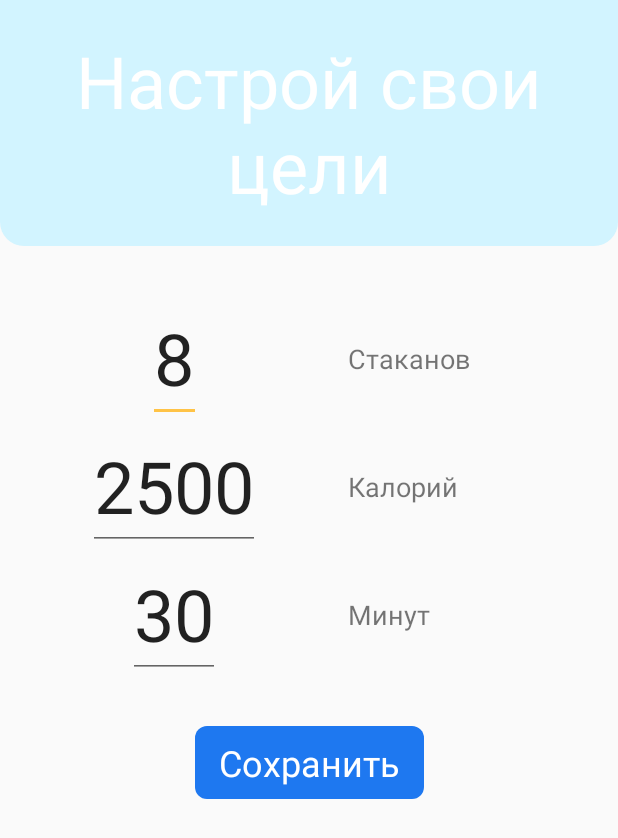
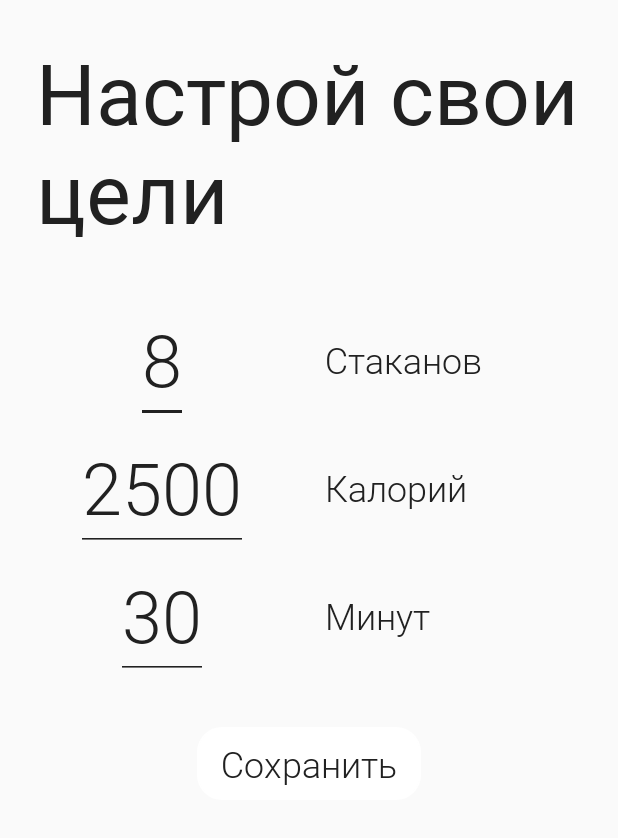
Before and after one commit to pwssv67/generic-health-app, an Android app: the ProfileActivity screen opened directly, with no data from a screen before it, after a tap on "Редактировать", on a phone screen of 412 x 824 dp. Shown: the top 838 px of the screen. Run offline under Robolectric (Android 15) with nearby library versions, the phone set to English and light mode, and no system bars; our stand-ins replace Room's generated code.

```diff
--- a/app/src/main/java/ru/pwssv67/healthcounter/ProfileActivity.kt
+++ b/app/src/main/java/ru/pwssv67/healthcounter/ProfileActivity.kt
@@ -1,9 +1,12 @@
 package ru.pwssv67.healthcounter
 
+import android.animation.ValueAnimator
+import android.graphics.drawable.GradientDrawable
 import android.opengl.ETC1Util
 import androidx.appcompat.app.AppCompatActivity
 import android.os.Bundle
 import android.os.PersistableBundle
+import android.renderscript.Sampler
 import android.view.View
 import android.widget.EditText
 import android.widget.TextView
@@ -84,7 +87,7 @@ class ProfileActivity : AppCompatActivity() {
             trainingGoal.isFocusableInTouchMode = false
             trainingGoal.isEnabled = false
 
-            saveButton.text = getText(R.string.edit)
+            saveButtonAnimation()
 
             isEditMode = false
         }
@@ -101,9 +104,51 @@ class ProfileActivity : AppCompatActivity() {
             trainingGoal.isFocusableInTouchMode = true
             trainingGoal.isEnabled = true
 
-            saveButton.text = getText(R.string.save)
+            saveButtonAnimation()
 
             isEditMode = true
         }
     }
+
+    private fun saveButtonAnimation() {
+        val colorFirst = getColor(R.color.primaryText)
+        val colorSecond = getColor(R.color.backgroundColor)
+        if (isEditMode) {
+            saveButton.text = getText(R.string.edit)
+
+
+            val backgroundColorAnimation = ValueAnimator.ofArgb(colorSecond, colorFirst)
+            backgroundColorAnimation.duration = 175
+            backgroundColorAnimation.addUpdateListener { animation ->
+                saveButton.background.setTint(animation.animatedValue as Int)
+            }
+
+            val textColorAnimation = ValueAnimator.ofArgb(colorFirst, colorSecond)
+            textColorAnimation.duration = 175
+            textColorAnimation.addUpdateListener { animation ->
+                saveButton.setTextColor(animation.animatedValue as Int)
+            }
+
+            backgroundColorAnimation.start()
+            textColorAnimation.start()
+        }
+        else {
+            saveButton.text = getText(R.string.save)
+
+            val backgroundColorAnimation = ValueAnimator.ofArgb(colorFirst, colorSecond)
+            backgroundColorAnimation.duration = 175
+            backgroundColorAnimation.addUpdateListener { animation ->
+                saveButton.background.setTint(animation.animatedValue as Int)
+            }
+
+            val textColorAnimation = ValueAnimator.ofArgb(colorSecond, colorFirst)
+            textColorAnimation.duration = 175
+            textColorAnimation.addUpdateListener { animation ->
+                saveButton.setTextColor(animation.animatedValue as Int)
+            }
+
+            backgroundColorAnimation.start()
+            textColorAnimation.start()
+        }
+    }
 }
--- /dev/null
+++ b/app/src/main/res/drawable/add_dialog_background.xml
@@ -0,0 +1,6 @@
+<?xml version="1.0" encoding="utf-8"?>
+<shape xmlns:android="http://schemas.android.com/apk/res/android"
+    android:shape="rectangle">
+    <solid android:color="@color/backgroundColor" />
+    <corners android:radius="24dp" />
+</shape>
--- /dev/null
+++ b/app/src/main/res/drawable/add_dialog_rounded_bg.xml
@@ -0,0 +1,6 @@
+<?xml version="1.0" encoding="utf-8"?>
+<shape xmlns:android="http://schemas.android.com/apk/res/android"
+    android:shape="rectangle">
+    <solid android:color="@android:color/transparent" />
+    <corners android:radius="24dp" />
+</shape>
--- a/app/src/main/res/drawable/border_button_background.xml
+++ b/app/src/main/res/drawable/profile_border_button_background.xml
@@ -3,7 +3,7 @@
     <item>
         <shape android:shape="rectangle">
             <corners android:radius="16dp"/>
-            <stroke android:color="@color/primaryText" android:width="4dp"/>
+            <stroke android:color="@color/primaryText" android:width="1dp"/>
         </shape>
     </item>
 </selector>
--- a/app/src/main/res/layout/activity_main.xml
+++ b/app/src/main/res/layout/activity_main.xml
@@ -94,7 +94,7 @@
         android:id="@+id/iv_drink_image"
         android:layout_width="48dp"
         android:layout_height="48dp"
-        android:src="@drawable/ic_glass_of_water_64dp"
+        android:src="@drawable/ic_glass_of_water_v2"
         app:layout_constraintTop_toTopOf="@id/v_drink_background"
         app:layout_constraintBottom_toBottomOf="@id/v_drink_background"
         app:layout_constraintLeft_toLeftOf="parent"
@@ -279,7 +279,7 @@
         app:layout_constraintRight_toLeftOf="@id/v_training_background"
         app:layout_constraintTop_toTopOf="@id/v_training_background"
         android:textColor="@color/secondaryText"
-        android:fontFamily="sans-serif-light"
+        android:fontFamily="@font/roboto_light"
         tools:text="0" />
 
     <ImageView
--- a/app/src/main/res/layout/activity_profile.xml
+++ b/app/src/main/res/layout/activity_profile.xml
@@ -6,25 +6,19 @@
     android:layout_height="match_parent"
     tools:context=".ProfileActivity">
 
-    <View
-        android:id="@+id/header"
-        android:layout_width="match_parent"
-        android:layout_height="164dp"
-        app:layout_constraintTop_toTopOf="parent"
-        android:background="@drawable/header_background"
-        />
 
     <TextView
-        android:layout_width="wrap_content"
+        android:id="@+id/tv_header"
+        android:layout_width="380dp"
         android:layout_height="wrap_content"
-        app:layout_constraintTop_toTopOf="@id/header"
-        app:layout_constraintBottom_toBottomOf="@id/header"
+        app:layout_constraintTop_toTopOf="parent"
         app:layout_constraintLeft_toLeftOf="parent"
-        app:layout_constraintRight_toRightOf="parent"
         android:text="@string/set_your_goals"
         android:textSize="@dimen/text_header_main"
-        android:textColor="@color/backgroundColor"
-        android:textAlignment="center"
+        android:textColor="@color/primaryText"
+        android:fontFamily="@font/roboto_regular"
+        android:layout_marginTop="24dp"
+        android:layout_marginHorizontal="24dp"
         />
 
 
@@ -33,11 +27,14 @@
         android:id="@+id/et_drink_goal_picker"
         android:layout_width="wrap_content"
         android:layout_height="wrap_content"
-        app:layout_constraintTop_toBottomOf="@id/header"
+        app:layout_constraintTop_toBottomOf="@id/tv_header"
         app:layout_constraintLeft_toLeftOf="parent"
         app:layout_constraintRight_toLeftOf="@id/tv_calories"
-        android:hint = "0"
+        android:hint = "8"
         android:textSize="@dimen/main_counter_text"
+        android:fontFamily="@font/roboto_light"
+        android:textColor="@color/primaryText"
+        android:backgroundTint="@color/primaryText"
         android:layout_marginTop="32dp"
         android:inputType="number"
         android:imeOptions="actionNext"
@@ -55,7 +52,10 @@
         app:layout_constraintRight_toRightOf="parent"
         app:layout_constraintLeft_toRightOf="@id/et_drink_goal_picker"
         android:text="@string/glasses"
-        android:textSize="@dimen/text_header_secondary"
+        android:textSize="@dimen/main_button_text"
+        android:fontFamily="@font/roboto_light"
+        android:textColor="@color/primaryText"
+        android:backgroundTint="@color/primaryText"
         />
 
     <EditText
@@ -65,7 +65,10 @@
         app:layout_constraintTop_toBottomOf="@id/et_drink_goal_picker"
         app:layout_constraintLeft_toLeftOf="parent"
         app:layout_constraintRight_toLeftOf="@id/tv_calories"
-        android:hint="0000"
+        android:fontFamily="@font/roboto_light"
+        android:textColor="@color/primaryText"
+        android:backgroundTint="@color/primaryText"
+        android:hint="2500"
         android:textSize="@dimen/main_counter_text"
         android:inputType="number"
         android:imeOptions="actionNext"
@@ -82,7 +85,10 @@
         app:layout_constraintBottom_toBottomOf="@id/et_calories_goal_picker"
         app:layout_constraintLeft_toLeftOf="@id/tv_drink"
         android:text="@string/calories"
-        android:textSize="@dimen/text_header_secondary"
+        android:textSize="@dimen/main_button_text"
+        android:fontFamily="@font/roboto_light"
+        android:textColor="@color/primaryText"
+        android:backgroundTint="@color/primaryText"
         />
 
     <EditText
@@ -92,10 +98,13 @@
         app:layout_constraintTop_toBottomOf="@id/et_calories_goal_picker"
         app:layout_constraintLeft_toLeftOf="parent"
         app:layout_constraintRight_toLeftOf="@id/tv_drink"
-        android:hint="00"
+        android:fontFamily="@font/roboto_light"
+        android:textColor="@color/primaryText"
+        android:backgroundTint="@color/primaryText"
+        android:hint="30"
         android:textSize="@dimen/main_counter_text"
         android:inputType="number"
-        android:imeOptions="actionNext"
+        android:imeOptions="actionDone"
         android:focusable="false"
         android:focusableInTouchMode="false"
         android:enabled="false"
@@ -109,7 +118,10 @@
         app:layout_constraintBottom_toBottomOf="@id/et_training_goal_picker"
         app:layout_constraintLeft_toLeftOf="@id/tv_calories"
         android:text="@string/minutes"
-        android:textSize="@dimen/text_header_secondary"
+        android:textSize="@dimen/main_button_text"
+        android:fontFamily="@font/roboto_light"
+        android:textColor="@color/primaryText"
+        android:backgroundTint="@color/primaryText"
         />
 
     <TextView
@@ -119,13 +131,16 @@
         app:layout_constraintLeft_toLeftOf="parent"
         app:layout_constraintRight_toRightOf="parent"
         app:layout_constraintTop_toBottomOf="@id/et_training_goal_picker"
-        android:background="@drawable/default_button_background"
+        android:background="@drawable/profile_border_button_background"
         android:paddingVertical="8dp"
         android:paddingHorizontal="16dp"
         android:layout_marginTop="32dp"
         android:textSize="24sp"
         android:textColor="@color/backgroundColor"
+        android:fontFamily="@font/roboto_light"
+        android:backgroundTint="@color/primaryText"
         android:text="@string/edit"
+        android:elevation="@dimen/default_elevation"
         />
 
 </androidx.constraintlayout.widget.ConstraintLayout>
--- a/app/src/main/res/values/dimens.xml
+++ b/app/src/main/res/values/dimens.xml
@@ -1,7 +1,7 @@
 <?xml version="1.0" encoding="utf-8"?>
 <resources>
     <dimen name="default_elevation">8dp</dimen>
-    <dimen name="text_header_main">48sp</dimen>
+    <dimen name="text_header_main">56sp</dimen>
     <dimen name="text_header_secondary">18sp</dimen>
     <dimen name="main_counter_text">48sp</dimen>
     <dimen name="main_button_text">24sp</dimen>
```
Also changed, not shown: app/src/main/java/ru/pwssv67/healthcounter/Dialogs/AddDialog.kt (+13 -3 lines), app/src/main/res/drawable/ic_glass_of_water_v2.xml (added, +20 -0 lines), app/src/main/res/layout/activity_history.xml (+4 -3 lines), app/src/main/res/layout/add_dialog.xml (+33 -19 lines), app/src/main/res/drawable/ic_glass_of_water_64dp.xml (indentation only).
